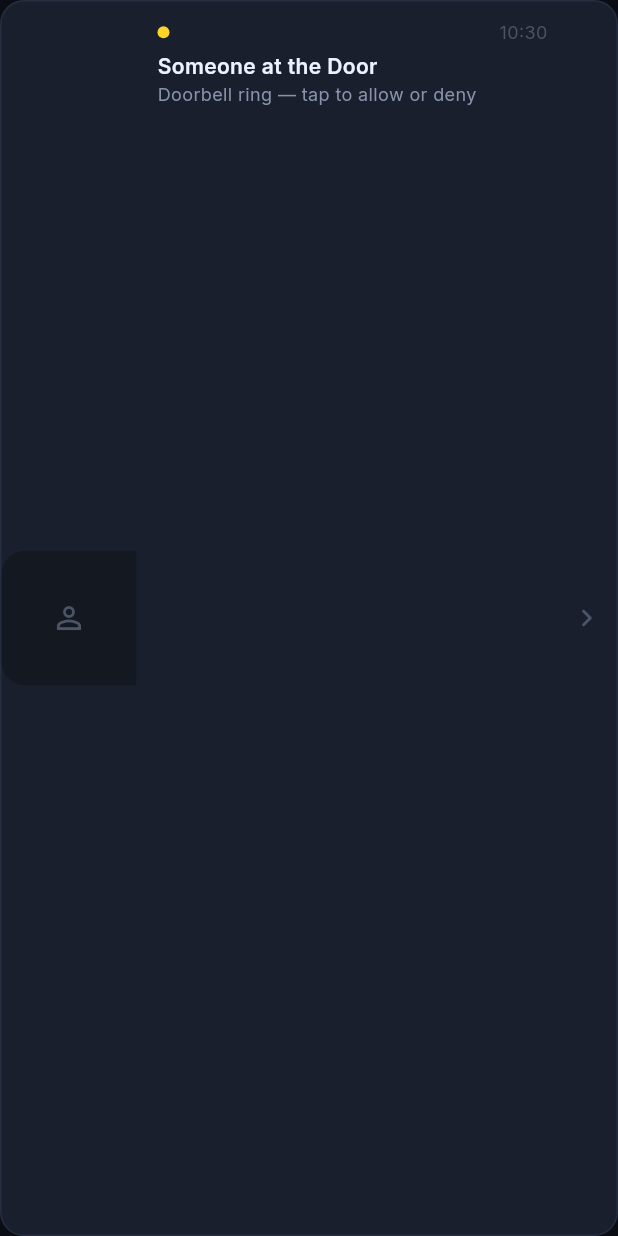
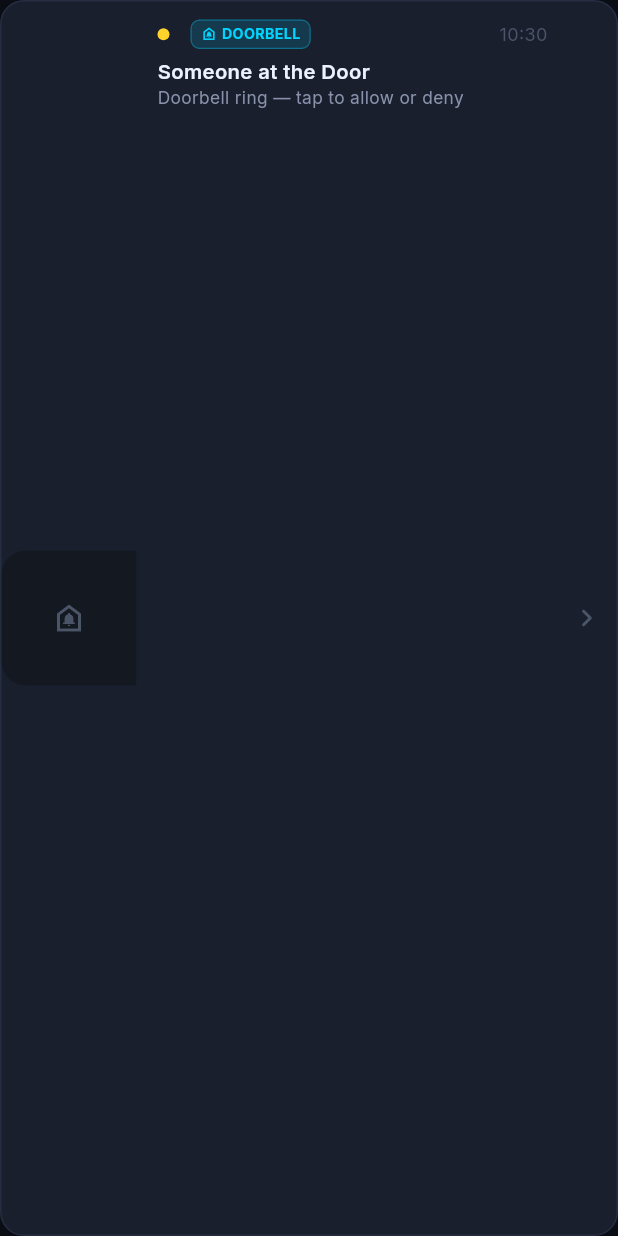
Before and after one commit to vishalgodikya-stack/smart-door-system, a Flutter app: the AlertCard widget shown alone on an empty page, opened directly with empty values, on a phone screen of 412 x 824 dp. Run offline on Flutter 3.47's test engine with Material 3 defaults, Android fonts, the phone set to English and light mode, and no system bars; drawn by our look-alikes of cached_network_image; our stand-ins replace firebase_core, firebase_messaging, flutter_local_notifications, flutter_riverpod, flutter_secure_storage, go_router and 2 more; accounts and stored records are empty; network calls fail.

Commit message:
feat(alerts): differentiate doorbell and camera unauthorized intruder alerts

```diff
--- a/smart_door_app/lib/models/alert_model.dart
+++ b/smart_door_app/lib/models/alert_model.dart
@@ -5,6 +5,7 @@ class AlertModel {
   final int id;
   final String imageUrl;
   final String status; // pending / approved / rejected
+  final String alertType; // doorbell / intruder / access_request
   final String? decidedByName;
   final DateTime? decisionAt;
   final DateTime createdAt;
@@ -13,6 +14,7 @@ class AlertModel {
     required this.id,
     required this.imageUrl,
     required this.status,
+    this.alertType = 'doorbell',
     this.decidedByName,
     this.decisionAt,
     required this.createdAt,
@@ -27,6 +29,7 @@ class AlertModel {
         id: json['id'],
         imageUrl: json['image_url'],
         status: json['status'],
+        alertType: json['alert_type'] ?? 'doorbell',
         decidedByName: json['decided_by_name'],
         decisionAt: json['decision_at'] != null ? _parseUtcToLocal(json['decision_at']) : null,
         createdAt: _parseUtcToLocal(json['created_at']),
@@ -35,4 +38,8 @@ class AlertModel {
   bool get isPending => status == 'pending';
   bool get isApproved => status == 'approved';
   bool get isRejected => status == 'rejected';
+
+  bool get isDoorbell => alertType == 'doorbell';
+  bool get isIntruder => alertType == 'intruder';
+  bool get isAccessRequest => alertType == 'access_request';
 }
--- a/smart_door_app/lib/providers/alert_provider.dart
+++ b/smart_door_app/lib/providers/alert_provider.dart
@@ -32,6 +32,7 @@ class AlertNotifier extends Notifier<AlertState> {
       id: data['id'],
       imageUrl: data['image_url'] ?? '',
       status: 'pending',
+      alertType: data['alert_type'] ?? 'doorbell',
       createdAt: DateTime.now(),
     );
     state = AlertState(alerts: [newAlert, ...state.alerts]);
@@ -43,6 +44,7 @@ class AlertNotifier extends Notifier<AlertState> {
             id: a.id,
             imageUrl: a.imageUrl,
             status: status,
+            alertType: a.alertType,
             decidedByName: a.decidedByName,
             decisionAt: DateTime.now(),
             createdAt: a.createdAt,
--- a/smart_door_app/lib/widgets/alert_card.dart
+++ b/smart_door_app/lib/widgets/alert_card.dart
@@ -23,6 +23,7 @@ class AlertCard extends StatelessWidget {
 
   @override
   Widget build(BuildContext context) {
+    final typeColor = _alertTypeColor(alert);
     return GestureDetector(
       onTap: onTap,
       child: Container(
@@ -30,7 +31,7 @@ class AlertCard extends StatelessWidget {
           color: AppColors.card,
           borderRadius: BorderRadius.circular(16),
           border: Border.all(
-            color: alert.isPending ? AppColors.warning.withOpacity(0.5) : AppColors.cardBorder,
+            color: alert.isPending ? typeColor.withOpacity(0.55) : AppColors.cardBorder,
             width: alert.isPending ? 1.5 : 1,
           ),
         ),
@@ -43,9 +44,9 @@ class AlertCard extends StatelessWidget {
               width: 90, height: 90,
               fit: BoxFit.cover,
               placeholder: (_, __) => Container(color: AppColors.surface, width: 90, height: 90,
-                  child: const Icon(Icons.person_outline, color: AppColors.textMuted)),
+                  child: Icon(_alertTypeIcon(alert), color: AppColors.textMuted)),
               errorWidget: (_, __, ___) => Container(color: AppColors.surface, width: 90, height: 90,
-                  child: const Icon(Icons.person_outline, color: AppColors.textMuted)),
+                  child: Icon(_alertTypeIcon(alert), color: AppColors.textMuted)),
             ),
           ),
 
@@ -59,13 +60,44 @@ class AlertCard extends StatelessWidget {
                   const SizedBox(width: 6),
                   Text(_statusLabel(alert.status),
                       style: TextStyle(color: _statusColor(alert.status), fontWeight: FontWeight.w600, fontSize: 12)),
+                  const SizedBox(width: 8),
+                  Container(
+                    padding: const EdgeInsets.symmetric(horizontal: 6, vertical: 2),
+                    decoration: BoxDecoration(
+                      color: typeColor.withOpacity(0.15),
+                      borderRadius: BorderRadius.circular(6),
+                      border: Border.all(color: typeColor.withOpacity(0.35), width: 0.8),
+                    ),
+                    child: Row(
+                      mainAxisSize: MainAxisSize.min,
+                      children: [
+                        Icon(_alertTypeIcon(alert), size: 11, color: typeColor),
+                        const SizedBox(width: 3),
+                        Text(
+                          alert.isIntruder ? 'CAMERA' : (alert.isAccessRequest ? 'REQUEST' : 'DOORBELL'),
+                          style: TextStyle(color: typeColor, fontSize: 9.5, fontWeight: FontWeight.bold),
+                        ),
+                      ],
+                    ),
+                  ),
                   const Spacer(),
                   Text(DateFormat('HH:mm').format(alert.createdAt.toLocal()),
                       style: const TextStyle(color: AppColors.textMuted, fontSize: 12)),
                 ]),
-                const SizedBox(height: 4),
-                const Text('Someone at the Door', style: TextStyle(color: AppColors.textPrimary, fontWeight: FontWeight.w600, fontSize: 14)),
-                const Text('Doorbell ring — tap to allow or deny', style: TextStyle(color: AppColors.textSecondary, fontSize: 12)),
+                const SizedBox(height: 5),
+                Text(
+                  _alertTitle(alert),
+                  style: const TextStyle(color: AppColors.textPrimary, fontWeight: FontWeight.w600, fontSize: 13.5),
+                  maxLines: 1,
+                  overflow: TextOverflow.ellipsis,
+                ),
+                const SizedBox(height: 1),
+                Text(
+                  _alertSubtitle(alert),
+                  style: const TextStyle(color: AppColors.textSecondary, fontSize: 11.5),
+                  maxLines: 1,
+                  overflow: TextOverflow.ellipsis,
+                ),
 
                 // Quick approve/reject (pending only & canDecide)
                 if (alert.isPending && canDecide) ...[
@@ -123,6 +155,54 @@ class AlertCard extends StatelessWidget {
     );
   }
 
+  String _alertTitle(AlertModel a) {
+    switch (a.alertType) {
+      case 'intruder':
+        return 'Unauthorized Person Detected';
+      case 'access_request':
+        return 'Access Request';
+      case 'doorbell':
+      default:
+        return 'Someone at the Door';
+    }
+  }
+
+  String _alertSubtitle(AlertModel a) {
+    switch (a.alertType) {
+      case 'intruder':
+        return 'Unrecognized face detected — tap to review';
+      case 'access_request':
+        return 'Someone requested entry — tap to review';
+      case 'doorbell':
+      default:
+        return 'Doorbell ring — tap to allow or deny';
+    }
+  }
+
+  IconData _alertTypeIcon(AlertModel a) {
+    switch (a.alertType) {
+      case 'intruder':
+        return Icons.warning_amber_rounded;
+      case 'access_request':
+        return Icons.person_pin_circle_outlined;
+      case 'doorbell':
+      default:
+        return Icons.doorbell_outlined;
+    }
+  }
+
+  Color _alertTypeColor(AlertModel a) {
+    switch (a.alertType) {
+      case 'intruder':
+        return const Color(0xFFFF9800); // Amber warning
+      case 'access_request':
+        return const Color(0xFF29B6F6); // Cyan/blue
+      case 'doorbell':
+      default:
+        return AppColors.primary;
+    }
+  }
+
   Color _statusColor(String s) {
     switch (s) {
       case 'approved': return AppColors.success;
```
Also changed, not shown: smart_door_app/lib/screens/alert_detail_screen.dart (+71 -10 lines), smart_door_app/lib/services/notification_service.dart (+12 -2 lines), 5 other files.
